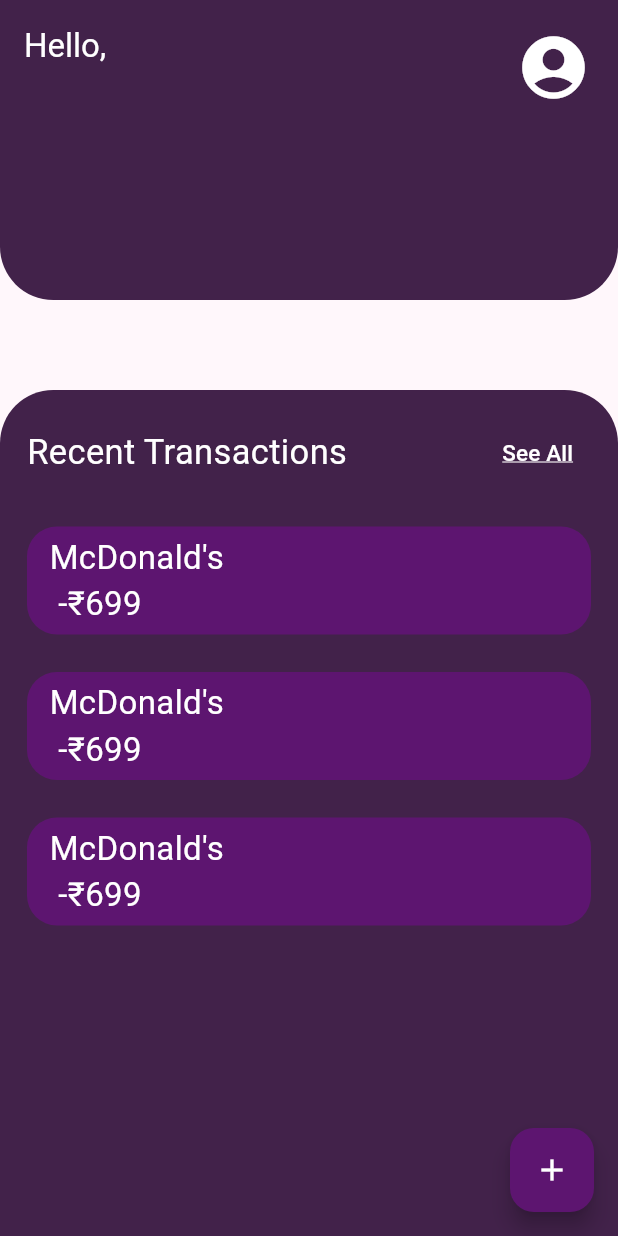
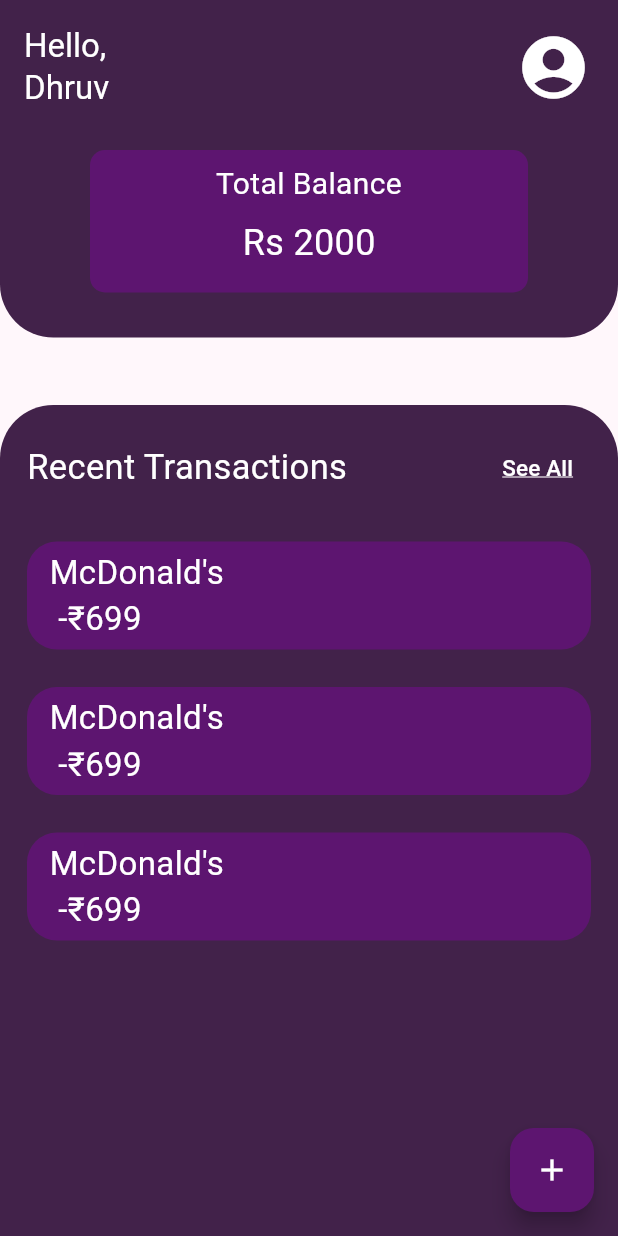
Before and after one commit to Dhruv883/Expense-Tracker, a Flutter app: the screen it shows after launch, after a tap on "Login", on a phone screen of 412 x 824 dp. Run offline on Flutter 3.47's test engine with Material 2 defaults, Android fonts, the phone set to English and light mode, and no system bars.

Commit message:
Total Balance Added

```diff
--- a/client/lib/home.dart
+++ b/client/lib/home.dart
@@ -15,14 +15,17 @@ class _HomeState extends State<Home> {
   Widget build(BuildContext context) {
     return Scaffold(
         appBar: PreferredSize(
-          preferredSize: const Size.fromHeight(200.0),
-          child: AppBar(
+          preferredSize: const Size.fromHeight(225.0),
+          child: Stack(
+            children: [
+              AppBar(
                 automaticallyImplyLeading: false,
-            title: Padding(
-              padding: const EdgeInsets.only(top: 10.0),
+                title: const Padding(
+                  padding: EdgeInsets.only(top: 10.0),
                   child: Text(
-                "Hello,\n${widget.name}",
-                style: const TextStyle(color: Colors.white),
+                    // "Hello,\n${widget.name}",
+                    "Hello,\nDhruv",
+                    style: TextStyle(color: Colors.white),
                   ),
                 ),
                 toolbarHeight: 80,
@@ -46,9 +49,41 @@ class _HomeState extends State<Home> {
                   ),
                 ],
               ),
+              Positioned(
+                height: 95,
+                top: 100.0,
+                left: 60.0,
+                right: 60.0,
+                child: Container(
+                  decoration: BoxDecoration(
+                    color: const Color.fromARGB(255, 93, 21, 112),
+                    borderRadius: BorderRadius.circular(10.0),
+                  ),
+                  child: const Column(
+                    children: [
+                      Padding(
+                        padding: EdgeInsets.all(8.0),
+                        child: Text(
+                          "Total Balance",
+                          textAlign: TextAlign.center,
+                          style: TextStyle(fontSize: 20, color: Colors.white),
+                        ),
+                      ),
+                      Text(
+                        "Rs 2000",
+                        style: TextStyle(
+                            fontSize: 24,
+                            color: Colors.white), // Set text color to white
+                      ),
+                    ],
+                  ),
+                ),
+              )
+            ],
+          ),
         ),
         body: Padding(
-          padding: const EdgeInsets.only(top: 60),
+          padding: const EdgeInsets.only(top: 45),
           child: Container(
             width: double.infinity,
             decoration: const BoxDecoration(
@@ -71,6 +106,16 @@ class _HomeState extends State<Home> {
                           fontSize: 23,
                         ),
                       ),
+                      // Text(
+                      //   "See All",
+                      //   style: TextStyle(
+                      //     color: Colors.white,
+                      //     fontSize: 15,
+                      //     decoration: TextDecoration.underline,
+                      //     decorationColor: Colors.transparent,
+                      //   ),
+                      //   textAlign: TextAlign.right,
+                      // ),
                       TextButton(
                         onPressed: () {
                           Navigator.push(
```
Lines whose indentation alone changed are shown as unchanged.
